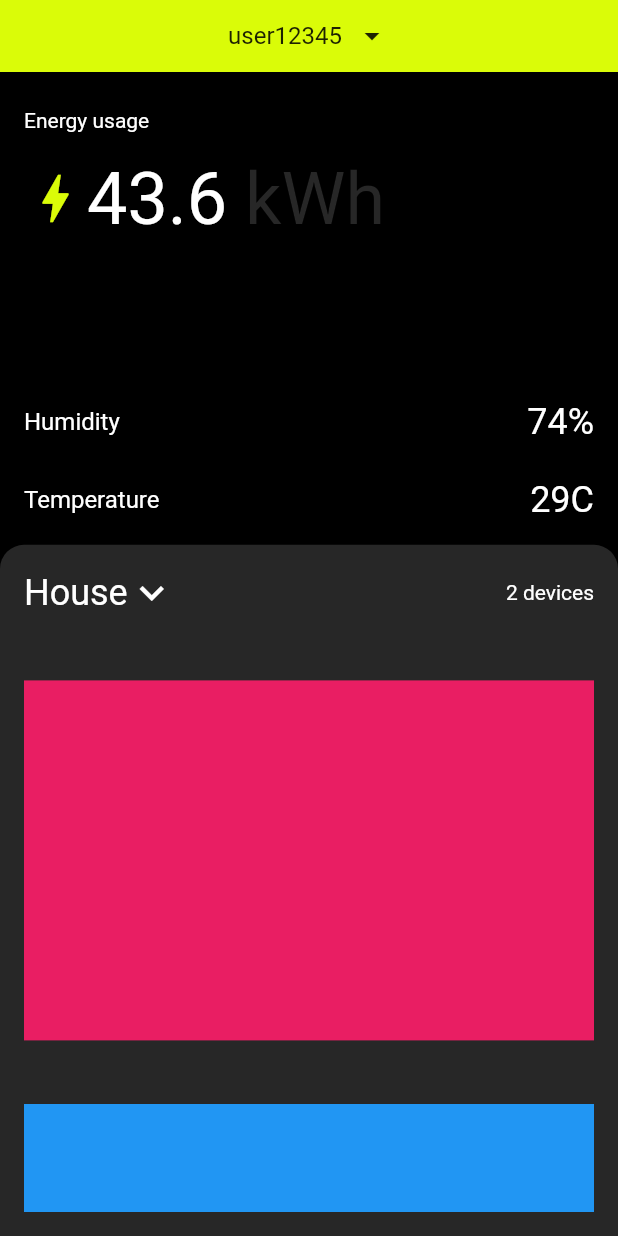
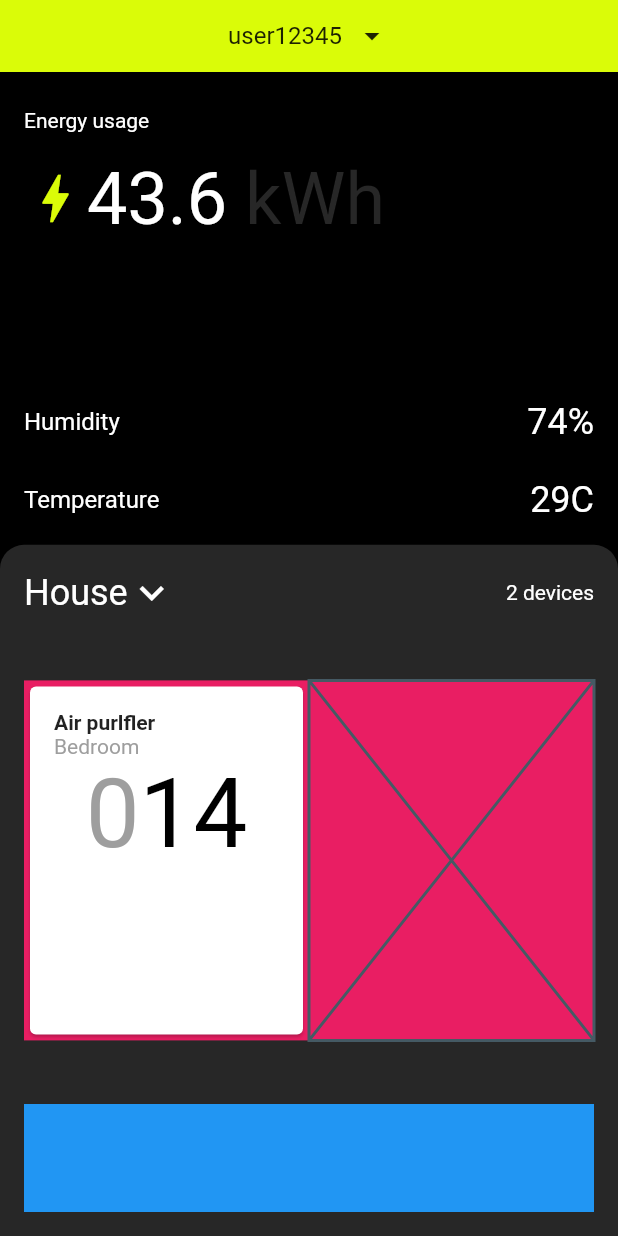
Before and after one commit to JAICHANGPARK/flutter_notebook_19th_story, a Flutter app: the screen it shows after launch, on a phone screen of 412 x 824 dp. Run offline on Flutter 3.47's test engine with Material 2 defaults, Android fonts, the phone set to English and light mode, and no system bars; our stand-ins replace cached_network_image, flutter_riverpod, freezed_annotation, smooth_page_indicator, video_player.

Commit message:
Update smart_home_main_page.dart

```diff
--- a/lib/ep1109_smart_home_app/src/ui/smart_home_main_page.dart
+++ b/lib/ep1109_smart_home_app/src/ui/smart_home_main_page.dart
@@ -168,6 +168,47 @@ class SmartHomeMainPage extends StatelessWidget {
                     Container(
                       height: 240,
                       color: Colors.pink,
+                      child: Row(
+                        children: [
+                          Expanded(
+                              child: Card(
+                            child: Padding(
+                              padding: const EdgeInsets.all(16.0),
+                              child: Column(
+                                crossAxisAlignment: CrossAxisAlignment.start,
+                                children: [
+                                  Text(
+                                    "Air purlfler",
+                                    style: TextStyle(
+                                      fontWeight: FontWeight.bold,
+                                    ),
+                                  ),
+                                  Text(
+                                    "Bedroom",
+                                    style: TextStyle(
+                                      color: Colors.grey,
+                                    ),
+                                  ),
+                                  Row(
+                                    mainAxisAlignment: MainAxisAlignment.center,
+                                    children: [
+                                      Text("0",style: TextStyle(
+                                        fontSize: 64,
+                                        color: Colors.grey,
+                                      ),),
+                                      Text("14",style: TextStyle(
+                                        fontSize: 64,
+                                        color: Colors.black,
+                                      ),)
+                                    ],
+                                  )
+                                ],
+                              ),
+                            ),
+                          )),
+                          Expanded(child: Placeholder()),
+                        ],
+                      ),
                     ),
                     Container(
                       height: 72,
```
